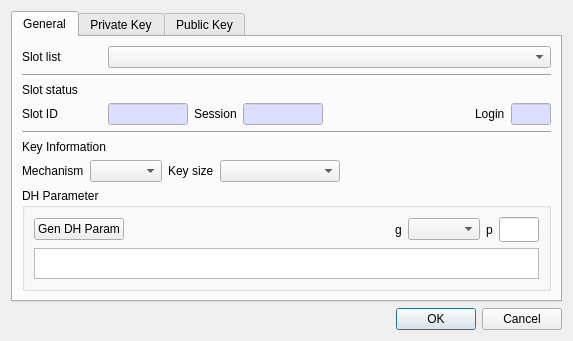
Before: the Qt Designer form CryptokiMan/gen_key_pair_dlg.ui in jykim74/CryptokiMan, drawn with Qt 5.
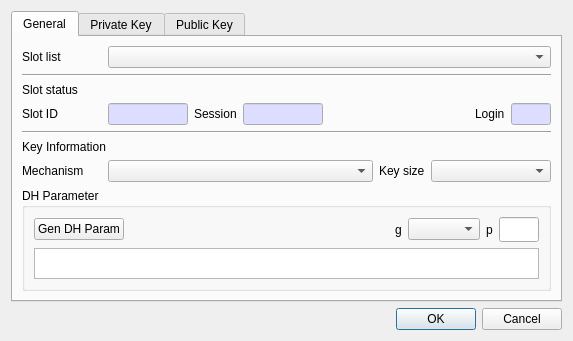
After: the same form once the commit is applied.

```diff
--- a/CryptokiMan/gen_key_pair_dlg.ui
+++ b/CryptokiMan/gen_key_pair_dlg.ui
@@ -290,21 +290,20 @@
          <property name="topMargin">
           <number>0</number>
          </property>
-         <item row="0" column="3">
-          <widget class="QComboBox" name="mOptionCombo">
-           <property name="minimumSize">
-            <size>
-             <width>120</width>
-             <height>0</height>
-            </size>
-           </property>
-          </widget>
-         </item>
-         <item row="0" column="1">
-          <widget class="QComboBox" name="mMechCombo"/>
-         </item>
          <item row="0" column="0">
           <widget class="QLabel" name="label_7">
+           <property name="minimumSize">
+            <size>
+             <width>80</width>
+             <height>0</height>
+            </size>
+           </property>
+           <property name="maximumSize">
+            <size>
+             <width>80</width>
+             <height>16777215</height>
+            </size>
+           </property>
            <property name="text">
             <string>Mechanism</string>
            </property>
@@ -317,18 +316,25 @@
            </property>
           </widget>
          </item>
-         <item row="0" column="4">
-          <spacer name="horizontalSpacer">
-           <property name="orientation">
-            <enum>Qt::Horizontal</enum>
-           </property>
-           <property name="sizeHint" stdset="0">
+         <item row="0" column="3">
+          <widget class="QComboBox" name="mOptionCombo">
+           <property name="minimumSize">
             <size>
-             <width>40</width>
-             <height>20</height>
+             <width>120</width>
+             <height>0</height>
             </size>
            </property>
-          </spacer>
+          </widget>
+         </item>
+         <item row="0" column="1">
+          <widget class="QComboBox" name="mMechCombo">
+           <property name="sizePolicy">
+            <sizepolicy hsizetype="Preferred" vsizetype="Fixed">
+             <horstretch>1</horstretch>
+             <verstretch>0</verstretch>
+            </sizepolicy>
+           </property>
+          </widget>
          </item>
         </layout>
        </item>
```
